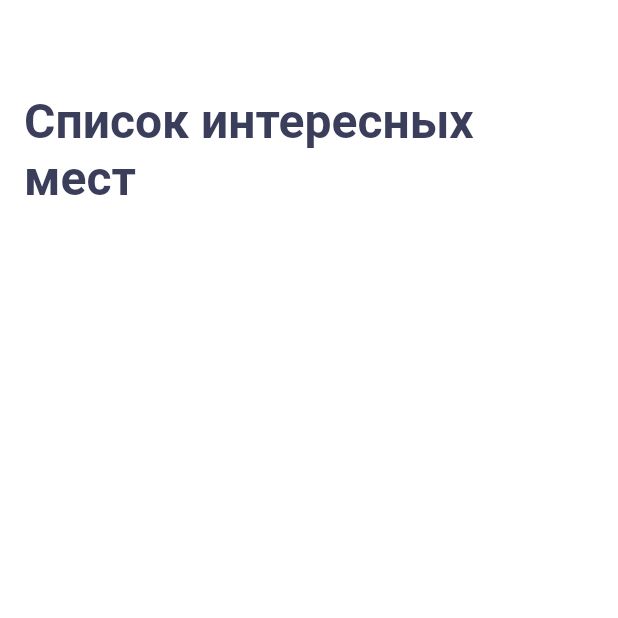
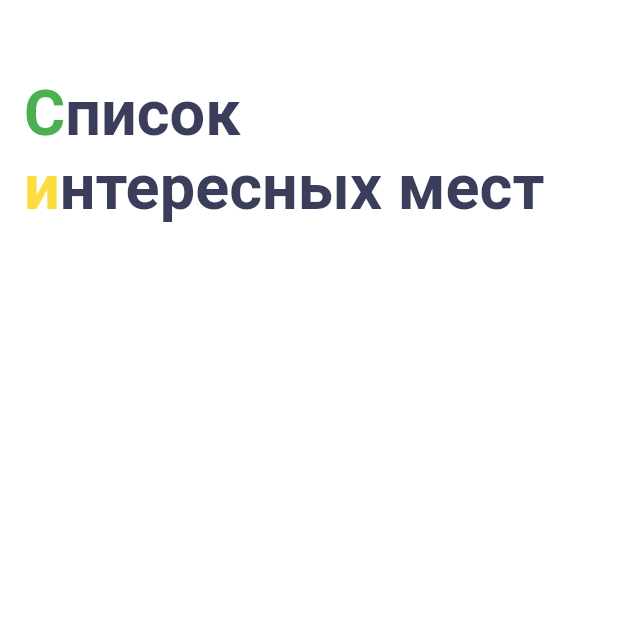
Before and after one commit to alexbozhko-flutter/surf-flutter-course-bozhko, a Flutter app: the screen it shows after launch, on a phone screen of 412 x 824 dp, the top half of it. Run offline on Flutter 3.47's test engine with Material 2 defaults, Android fonts, the phone set to English and light mode, and no system bars.

Commit message:
Задание 4.2.2.

```diff
--- a/lib/ui/screen/sight_list_sreen.dart
+++ b/lib/ui/screen/sight_list_sreen.dart
@@ -5,7 +5,24 @@ import 'package:flutter/material.dart';
 TextStyle largeTitle = TextStyle(
   color: Color(0xff3B3E5B), //hex color из css макета
   fontFamily: 'Roboto',
-  fontSize: 32.0,
+  fontSize: 42.0, //фонт пришлось увеличить принудительно, похоже размер шрифта
+  // в RichText воспроизводится неправильно (см. ниже по коду)
+  fontWeight: FontWeight.bold,
+  fontStyle: FontStyle.normal,
+);
+
+TextStyle largeTitleGreen = TextStyle(
+  color: Color(0xff4CAF50), //hex color из css макета
+  fontFamily: 'Roboto',
+  fontSize: 42.0,
+  fontWeight: FontWeight.bold,
+  fontStyle: FontStyle.normal,
+);
+
+TextStyle largeTitleYellow = TextStyle(
+  color: Color(0xffFCDD3D), //hex color из css макета
+  fontFamily: 'Roboto',
+  fontSize: 42.0,
   fontWeight: FontWeight.bold,
   fontStyle: FontStyle.normal,
 );
@@ -20,9 +37,11 @@ class SightListScreen extends StatefulWidget {
 class _SightListScreenState extends State<SightListScreen> {
   @override
   Widget build(BuildContext context) {
+
     return Scaffold(
       backgroundColor: Colors.white,
       appBar: AppBar(
+
         backgroundColor: Colors.white, // status bar color
         brightness: Brightness.light, // status bar brightness
         // суммарная высота двух строк и полей из макета
@@ -30,13 +49,47 @@ class _SightListScreenState extends State<SightListScreen> {
         toolbarHeight: 200,
         elevation: 0.0, //убирает тень appbar'а
 
+// Оставил код из предыдущего таска в комментарии
+// у меня проявился вот этот баг, легче будет воспроизвести
+// https://github.com/flutter/flutter/issues/14675
+/*
         title: Text(
           'Список интересных мест',
           maxLines: 3, // ограничение в 3 строки
           overflow: TextOverflow.ellipsis,
           textAlign: TextAlign.left,
-          style: largeTitle,
+          // style: largeTitle,
+          style: DefaultTextStyle.of(context).style,
         ),
+*/
+
+        title: RichText(
+          maxLines: 3, // ограничение в 3 строки
+          overflow: TextOverflow.ellipsis,
+          textAlign: TextAlign.left,
+          text: TextSpan(
+              // text: '', //  можно и без св-ва text
+              style: largeTitle,
+
+              children: [
+                TextSpan(
+                  text: 'С',
+                  style: largeTitleGreen,
+                ),
+                TextSpan(
+                  text: 'писок ',
+                ),
+                TextSpan(
+                  text: 'и',
+                  style: largeTitleYellow,
+                ),
+                TextSpan(
+                  text: 'нтересных мест',
+                ),
+
+              ]),
+        ),
+
       ),
     );
   }
```
